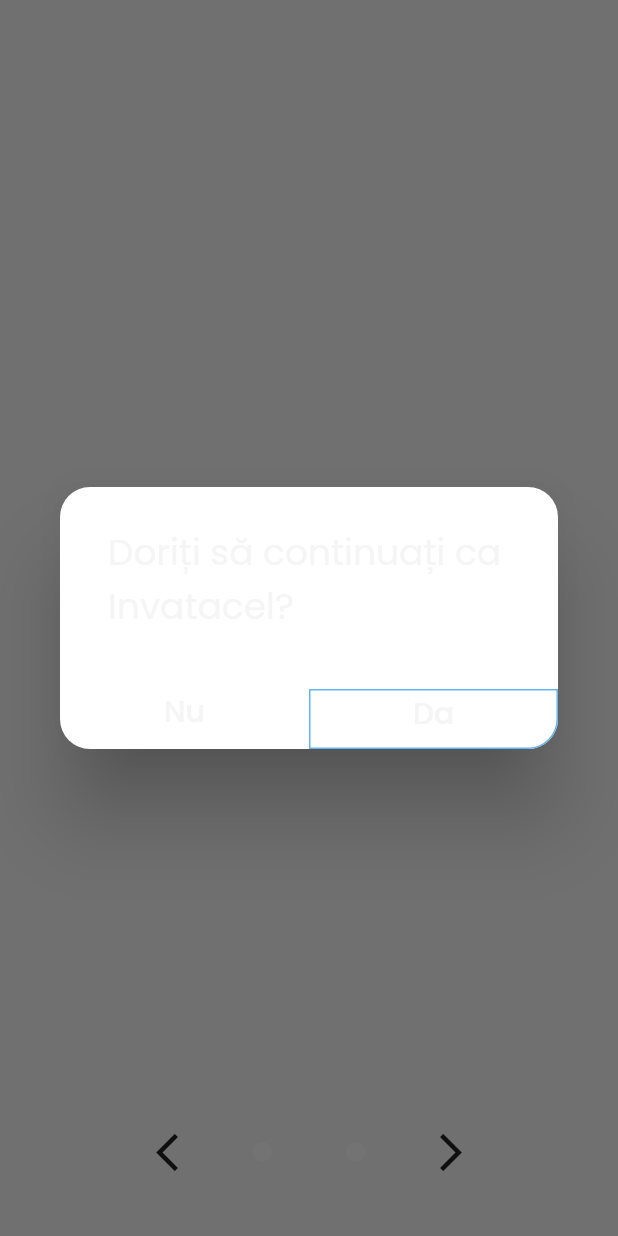
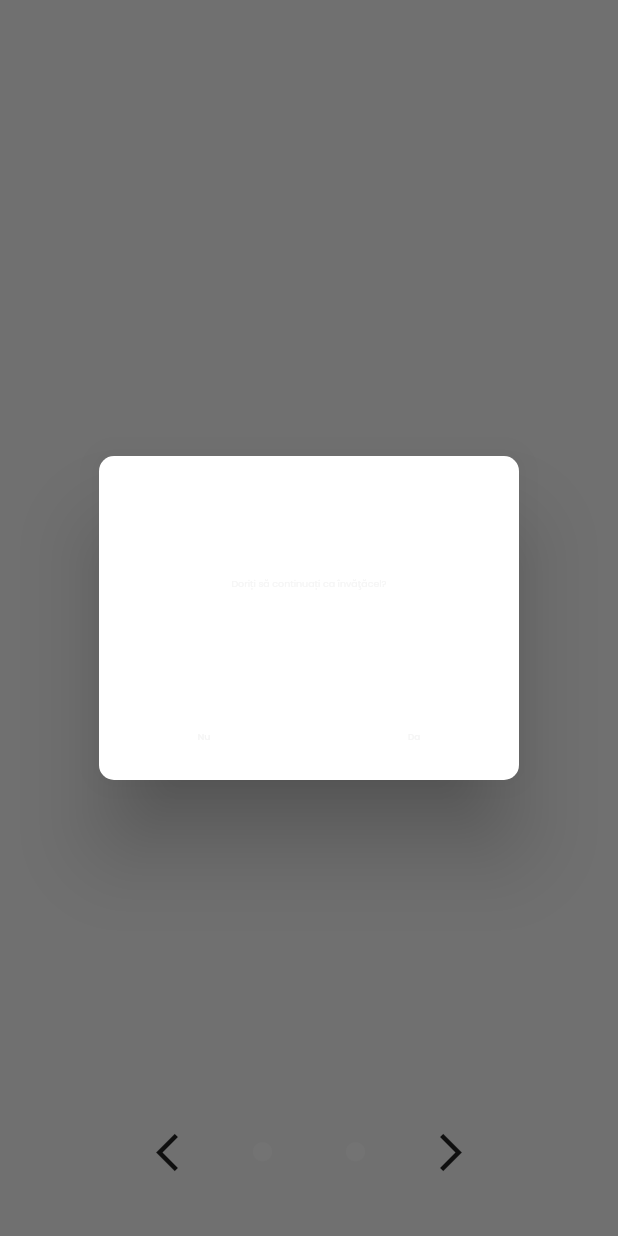
Before and after one commit to wowvain-dev/lima_app, a Flutter app: the screen it shows after launch, after a tap on the "arrow forward ios" icon, after a tap on "Învățăcel", on a phone screen of 412 x 824 dp. Run offline on Flutter 3.47's test engine with Material 2 defaults, Android fonts, the phone set to English and light mode, and no system bars; our stand-ins replace auto_route, device_info_plus, flutter_switch, get_it, realm, stacked; missing offline and left inert: keyboard_event, window_size; project files that could hold a hidden picture were left out.

Commit message:
Mostly done with the pop-up modal. TODO(wowvain-dev): FIX THIS FUCKING DOGSHIT ASS ANIMATION GETTING INTRERUPTED

```diff
--- a/lib/views/screens/home/home_view.dart
+++ b/lib/views/screens/home/home_view.dart
@@ -17,6 +17,8 @@ import './home_viewmodel.dart';
 
 /// Storage dependencies
 import 'package:realm/realm.dart';
+
+import 'modal_viewmodel.dart';
 
 class HomeView extends StatelessWidget {
   HomeView({Key? key}) : super(key: key);
@@ -200,13 +202,27 @@ class _Page2 extends StatelessWidget {
               crossAxisAlignment: CrossAxisAlignment.center,
               children: [
                 MouseRegion(
+                    // onHover: (event) {
+                    //   if (model.modalOpen) return;
+                    //   model.buttonSizes[0] =
+                    //     Size(size.width / 4, size.width / 5);
+                    //     model.isMouseOverButton = true;
+                    //     model.notifyListeners();
+                    // },
                     onEnter: (event) {
+                      // if (model.modalOpen) return;
                       model.buttonSizes[0] =
                           Size(size.width / 4, size.width / 5);
                       model.isMouseOverButton = true;
                       model.notifyListeners();
                     },
+                    /// TODO(wowvain-dev): FIX THIS FUCKING DOGSHIT ASS ANIMATION GETTING
+                    /// TODO(wowvain-dev): ABSOLUTLEY INTRERUPTED FOR FUCKS SAKE <3
                     onExit: (event) {
+                      if (model.isAnimated) {
+                        print('exit prevented');
+                        return;
+                      }
                       model.buttonSizes[0] =
                           Size(size.width / 5, size.width / 6);
                       model.isMouseOverButton = false;
@@ -214,6 +230,7 @@ class _Page2 extends StatelessWidget {
                     },
                     child: GestureDetector(
                       onTap: () {
+                        model.modalOpen = true;
                         model.buttonSizes[0] =
                           Size(size.width / 4.5, size.width / 5.5);
                         model.notifyListeners();
@@ -223,9 +240,18 @@ class _Page2 extends StatelessWidget {
                         }).then(
                           // (_) => context.router.push(const Level1View())
                           (_) {
+                            model.isAnimated = true;
+                            Future.delayed(const Duration(milliseconds: 100), () {
+                            model.buttonSizes[0] = Size(size.width / 5, size.width / 6);
+                            });
                             Future.delayed(const Duration(milliseconds: 100),
-                              () => showModal(context, model: model, level: 'Invatacel')
-                            );
+                              () {
+                                showModal(
+                                  context,
+                                  parent_model: model,
+                                  level: 'învăţăcel');
+                              }
+                            ).then((_) {model.modalOpen = false; model.isAnimated = false;});
                           }
                         );
                       },
@@ -369,45 +395,67 @@ void showModal(
   BuildContext context,
   {
     void Function()? callback,
-    required HomeViewModel model,
+    required HomeViewModel parent_model,
     required String level}) {
   showDialog(
     context: context,
     builder: (context) {
+      return ViewModelBuilder.reactive(
+        builder: (context, model, child) {
       return AlertDialog(
         shape: RoundedRectangleBorder(
-          borderRadius: BorderRadius.circular(20),
+          borderRadius: BorderRadius.circular(10),
         ),
         contentPadding: const EdgeInsets.only(top: 10),
         title: null,
         content: Container(
-          height: model.size.height / 5,
+          height: MediaQuery.of(context).size.height / 4,
           child: Column(
             mainAxisAlignment: MainAxisAlignment.center,
             crossAxisAlignment: CrossAxisAlignment.center,
             children: <Widget>[
+                  // padding: const EdgeInsets.only(left: 32.0, right: 32, top: 16),
               Expanded(
                 child: Padding(
-                  padding: const EdgeInsets.only(left: 32.0, right: 32, top: 16),
-                  child: Text("Doriți să continuați ca $level?", style: Theme.of(context).textTheme.headline5!.copyWith(
-                    color: const Color(0xFFF5F5F5)
-                  ))
+                  padding: const EdgeInsets.symmetric(horizontal: 32),
+                  child: Center(
+                    child: Text("Doriți să continuați ca $level?",
+                    style: Theme.of(context).textTheme.headline5!.copyWith(
+                      color: const Color(0xFFF5F5F5),
+                      fontSize: MediaQuery.of(context).size.width / 65,
+                    )),
                   ),
                 ),
-              const SizedBox(height: 32),
+              ),
+              const Divider(height: 1, thickness: 1, color: Colors.white24),
               Row(
                 mainAxisSize: MainAxisSize.max,
                 mainAxisAlignment: MainAxisAlignment.center,
                 crossAxisAlignment: CrossAxisAlignment.center,
                 children: [
                   Expanded(
+                    child: MouseRegion(
+                      onEnter: model.noOnEnter,
+                      onExit: model.noOnExit,
                       child: GestureDetector(
-                      child: Container(
-                        height: 40,
+                        child: AnimatedContainer(
+                          padding: const EdgeInsets.only(top: 8, bottom: 10),
+                          duration: const Duration(milliseconds: 200),
+                          curve: Curves.ease,
+                          height: MediaQuery.of(context).size.height / 15,
+                          decoration: BoxDecoration(
+                            color: model.noButtonBG,
+                            borderRadius: const BorderRadius.only(
+                              bottomLeft: Radius.circular(10)
+                            )
+                          ),
+                          child: Center(
                             child: Text('Nu', textAlign: TextAlign.center,
                               style: Theme.of(context).textTheme.headline6!.copyWith(
-                            color: const Color(0xFFF5F5F5)
+                                color: const Color(0xFFF5F5F5),
+                                fontSize: MediaQuery.of(context).size.width / 65,
                               )
+                            ),
                           ),
                         ),
                         onTap: () {
@@ -415,21 +463,39 @@ void showModal(
                         }
                       ),
                     ),
+                  ),
                   // SizedBox(width: model.size.width / 10),
                   Expanded(
-                    child: GestureDetector(child: Container(
+                    child: MouseRegion(
+                      onEnter: model.yesOnEnter,
+                      onExit: model.yesOnExit,
+                      child: GestureDetector(
                         child: Container(
-                        height: 40,
+                        child: AnimatedContainer(
+                          padding: const EdgeInsets.only(top: 8, bottom: 10),
+                          duration: const Duration(milliseconds: 200),
+                          curve: Curves.ease,
+                          height: MediaQuery.of(context).size.height / 15,
                           decoration: BoxDecoration(
-                          border: Border.all(color: Colors.blue[300]!),
-                          borderRadius: BorderRadius.only(bottomRight: Radius.circular(20))
+                            color: model.yesButtonBG,
+                            borderRadius: const BorderRadius.only(bottomRight:
+                              Radius.circular(10)
+                            )
                           ),
+                          // decoration: BoxDecoration(
+                          //   border: Border.all(color: Colors.blue[300]!),
+                          //   borderRadius: BorderRadius.only(bottomRight: Radius.circular(20))
+                          //)
+                          child: Center(
                             child: Text('Da', textAlign: TextAlign.center,
                             style: Theme.of(context).textTheme.headline6!.copyWith(
-                          color: const Color(0xFFF5F5F5)
-                        ))
+                              color: const Color(0xFFF5F5F5),
+                              fontSize: MediaQuery.of(context).size.width / 70
+                            )),
+                          )
                         )
                       )),
+                    ),
                   ),
                 ]
               )
@@ -437,5 +503,9 @@ void showModal(
           )
         )
       );
+
+        },
+        viewModelBuilder: () => ModalViewModel()
+      );
     });
 }
--- a/lib/views/screens/home/home_viewmodel.dart
+++ b/lib/views/screens/home/home_viewmodel.dart
@@ -1,6 +1,8 @@
 import 'dart:async';
 import 'dart:io';
 
+import 'package:flutter/gestures.dart';
+import 'package:flutter/material.dart';
 import 'package:flutter/widgets.dart';
 import 'package:lima/app/locator.dart';
 import 'package:stacked/stacked.dart';
@@ -29,6 +31,12 @@ class HomeViewModel extends BaseViewModel {
   /// The sizes of each difficulty button
   List<Size?> buttonSizes = List.filled(3, const Size(0, 0));
 
+  /// Is the modal open?
+  bool modalOpen = false;
+
+  /// Is the button currently animated
+  bool isAnimated = false;
+
   /// The focus node that contains the whole screen, used for physical key press events.
   FocusNode focusNode = FocusNode();
 
@@ -38,4 +46,5 @@ class HomeViewModel extends BaseViewModel {
     if (pageIndex > 0) canGoLeft = true;
     notifyListeners();
   }
+
 }
--- /dev/null
+++ b/lib/views/screens/home/modal_viewmodel.dart
@@ -0,0 +1,41 @@
+import 'package:flutter/gestures.dart';
+import 'package:flutter/material.dart';
+import 'package:stacked/stacked.dart';
+
+class ModalViewModel extends BaseViewModel {
+  /// ModalButton decoration
+  Color? yesButtonBG,
+         noButtonBG;
+
+
+
+
+  /// Function triggered when the mouse enters the `yes` button region
+  /// inside the Modal Dialog
+  void yesOnEnter(PointerEnterEvent event) {
+    yesButtonBG = Colors.blue;
+    notifyListeners();
+  }
+
+  /// Function triggered when the mouse exits the `yes` button region
+  /// inside the Modal Dialog
+  void yesOnExit(PointerExitEvent event) {
+    yesButtonBG = null;
+    notifyListeners();
+  }
+
+  /// Function triggered when the mouse enters the `no` button region
+  /// inside the Modal Dialog
+  void noOnEnter(PointerEnterEvent event) {
+    noButtonBG = Colors.amber[900]!;
+    notifyListeners();
+  }
+
+  /// Function triggered when the mouse exits the `no` button region
+  /// inside the Modal Dialog
+  void noOnExit(PointerExitEvent event) {
+    noButtonBG = null;
+    notifyListeners();
+  }
+
+}
```
Lines whose indentation alone changed are shown as unchanged.
